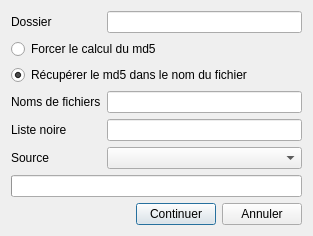
Qt form src/utils/blacklist-fix/blacklist-fix-1.ui (Bionus/imgbrd-grabber) before a commit.
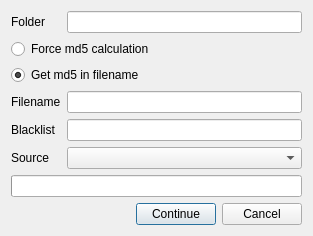
The same form after that commit. Icons and pictures are not drawn.

Commit message: English in BlacklistFix

Diff of the .ui file:
```diff
--- a/src/utils/blacklist-fix/blacklist-fix-1.ui
+++ b/src/utils/blacklist-fix/blacklist-fix-1.ui
@@ -21,7 +21,7 @@
    <item row="0" column="0">
     <widget class="QLabel" name="label">
      <property name="text">
-      <string>Dossier</string>
+      <string>Folder</string>
      </property>
     </widget>
    </item>
@@ -31,14 +31,14 @@
    <item row="1" column="0" colspan="2">
     <widget class="QRadioButton" name="radioForce">
      <property name="text">
-      <string>Forcer le calcul du md5</string>
+      <string>Force md5 calculation</string>
      </property>
     </widget>
    </item>
    <item row="2" column="0" colspan="2">
     <widget class="QRadioButton" name="radioFilename">
      <property name="text">
-      <string>Récupérer le md5 dans le nom du fichier</string>
+      <string>Get md5 in filename</string>
      </property>
      <property name="checked">
       <bool>true</bool>
@@ -48,7 +48,7 @@
    <item row="3" column="0">
     <widget class="QLabel" name="label_2">
      <property name="text">
-      <string>Noms de fichiers</string>
+      <string>Filename</string>
      </property>
     </widget>
    </item>
@@ -58,7 +58,7 @@
    <item row="4" column="0">
     <widget class="QLabel" name="label_3">
      <property name="text">
-      <string>Liste noire</string>
+      <string>Blacklist</string>
      </property>
     </widget>
    </item>
@@ -103,14 +103,14 @@
      <item>
       <widget class="QPushButton" name="buttonContinue">
        <property name="text">
-        <string>Continuer</string>
+        <string>Continue</string>
        </property>
       </widget>
      </item>
      <item>
       <widget class="QPushButton" name="buttonCancel">
        <property name="text">
-        <string>Annuler</string>
+        <string>Cancel</string>
        </property>
       </widget>
      </item>
```
Left out of the diff: 8 changed lines with no effect on the pictures. The commit also changes 2 other files.
